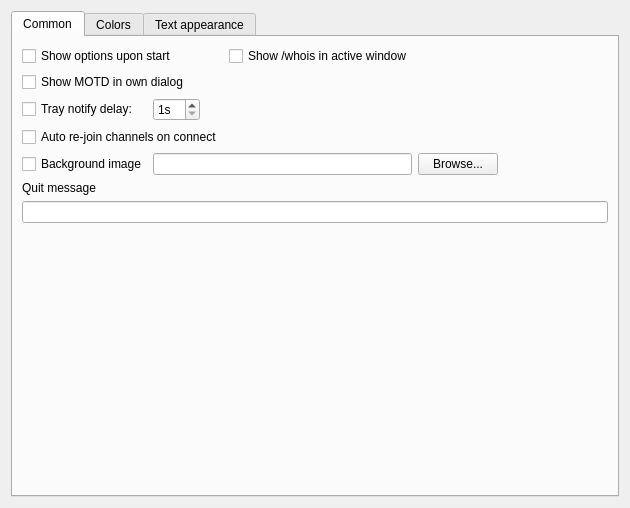
The window that iconfig/iconfigcustomize.ui (daniel-Jones/IdealIRC) describes before a commit, drawn with Qt 5.
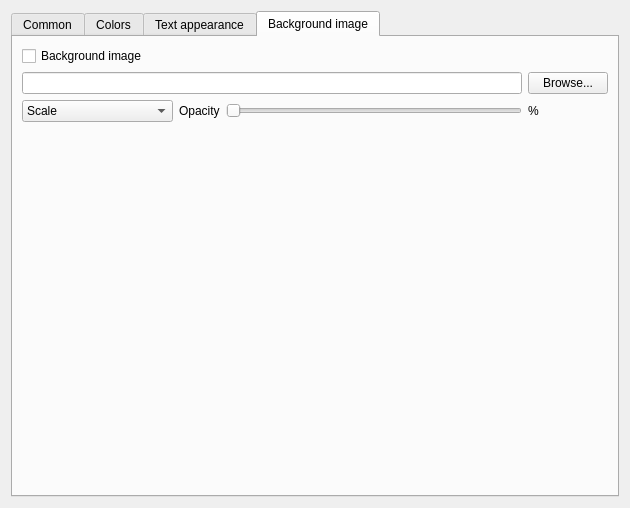
The same window after the commit. The open tabs and pages were chosen to show the change.

Commit message: More background image configuration

What changed in the file:
```diff
--- a/iconfig/iconfigcustomize.ui
+++ b/iconfig/iconfigcustomize.ui
@@ -27,10 +27,7 @@
        <string>Common</string>
       </attribute>
       <layout class="QGridLayout" name="gridLayout_7">
-       <item row="4" column="1" colspan="3">
-        <widget class="QLineEdit" name="edBackground"/>
-       </item>
-       <item row="7" column="3">
+       <item row="6" column="3">
         <spacer name="verticalSpacer_4">
          <property name="orientation">
           <enum>Qt::Vertical</enum>
@@ -43,13 +40,6 @@
          </property>
         </spacer>
        </item>
-       <item row="4" column="0">
-        <widget class="QCheckBox" name="chkBackground">
-         <property name="text">
-          <string>Background image</string>
-         </property>
-        </widget>
-       </item>
        <item row="0" column="3">
         <widget class="QCheckBox" name="chkShowWhois">
          <property name="text">
@@ -57,7 +47,7 @@
          </property>
         </widget>
        </item>
-       <item row="5" column="0">
+       <item row="4" column="0">
         <widget class="QLabel" name="label_2">
          <property name="text">
           <string>Quit message</string>
@@ -92,6 +82,23 @@
          </property>
         </widget>
        </item>
+       <item row="1" column="0" colspan="2">
+        <widget class="QCheckBox" name="chkShowMotd">
+         <property name="text">
+          <string>Show MOTD in own dialog</string>
+         </property>
+        </widget>
+       </item>
+       <item row="2" column="0">
+        <widget class="QCheckBox" name="chkTrayNotify">
+         <property name="text">
+          <string>Tray notify delay:</string>
+         </property>
+        </widget>
+       </item>
+       <item row="5" column="0" colspan="6">
+        <widget class="QLineEdit" name="edQuit"/>
+       </item>
        <item row="2" column="1">
         <widget class="QSpinBox" name="edTray">
          <property name="suffix">
@@ -105,26 +112,6 @@
          </property>
         </widget>
        </item>
-       <item row="4" column="4">
-        <widget class="QPushButton" name="btnBrowse">
-         <property name="text">
-          <string>Browse...</string>
-         </property>
-        </widget>
-       </item>
-       <item row="4" column="5">
-        <spacer name="horizontalSpacer_5">
-         <property name="orientation">
-          <enum>Qt::Horizontal</enum>
-         </property>
-         <property name="sizeHint" stdset="0">
-          <size>
-           <width>40</width>
-           <height>20</height>
-          </size>
-         </property>
-        </spacer>
-       </item>
        <item row="2" column="2" colspan="4">
         <spacer name="horizontalSpacer_4">
          <property name="orientation">
@@ -151,9 +138,6 @@
          </property>
         </spacer>
        </item>
-       <item row="6" column="0" colspan="6">
-        <widget class="QLineEdit" name="edQuit"/>
-       </item>
       </layout>
      </widget>
      <widget class="QWidget" name="tab_2">
@@ -635,6 +619,96 @@
        </item>
       </layout>
      </widget>
+     <widget class="QWidget" name="tab_4">
+      <attribute name="title">
+       <string>Background image</string>
+      </attribute>
+      <layout class="QGridLayout" name="gridLayout_8">
+       <item row="0" column="0">
+        <widget class="QCheckBox" name="chkBackground">
+         <property name="text">
+          <string>Background image</string>
+         </property>
+        </widget>
+       </item>
+       <item row="1" column="0" colspan="3">
+        <widget class="QLineEdit" name="edBackground"/>
+       </item>
+       <item row="1" column="3">
+        <widget class="QPushButton" name="btnBrowse">
+         <property name="text">
+          <string>Browse...</string>
+         </property>
+        </widget>
+       </item>
+       <item row="2" column="0">
+        <widget class="QComboBox" name="bgScale">
+         <item>
+          <property name="text">
+           <string>Scale</string>
+          </property>
+         </item>
+         <item>
+          <property name="text">
+           <string>Scale and cut</string>
+          </property>
+         </item>
+         <item>
+          <property name="text">
+           <string>Scale with proportions</string>
+          </property>
+         </item>
+         <item>
+          <property name="text">
+           <string>Centered</string>
+          </property>
+         </item>
+         <item>
+          <property name="text">
+           <string>Tiled</string>
+          </property>
+         </item>
+        </widget>
+       </item>
+       <item row="2" column="1">
+        <widget class="QLabel" name="label_10">
+         <property name="text">
+          <string>Opacity</string>
+         </property>
+        </widget>
+       </item>
+       <item row="2" column="2">
+        <widget class="QSlider" name="bgOpacity">
+         <property name="maximum">
+          <number>100</number>
+         </property>
+         <property name="orientation">
+          <enum>Qt::Horizontal</enum>
+         </property>
+        </widget>
+       </item>
+       <item row="3" column="3">
+        <spacer name="verticalSpacer_2">
+         <property name="orientation">
+          <enum>Qt::Vertical</enum>
+         </property>
+         <property name="sizeHint" stdset="0">
+          <size>
+           <width>20</width>
+           <height>358</height>
+          </size>
+         </property>
+        </spacer>
+       </item>
+       <item row="2" column="3">
+        <widget class="QLabel" name="bgOpacityPct">
+         <property name="text">
+          <string>%</string>
+         </property>
+        </widget>
+       </item>
+      </layout>
+     </widget>
     </widget>
    </item>
   </layout>
```
Left out of the diff: 18 changed lines with no effect on the pictures. The commit also changes 6 other files.
